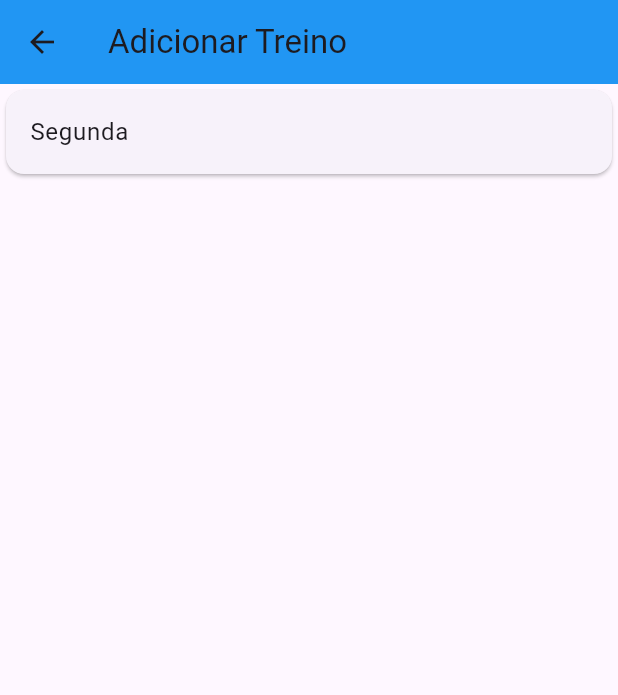
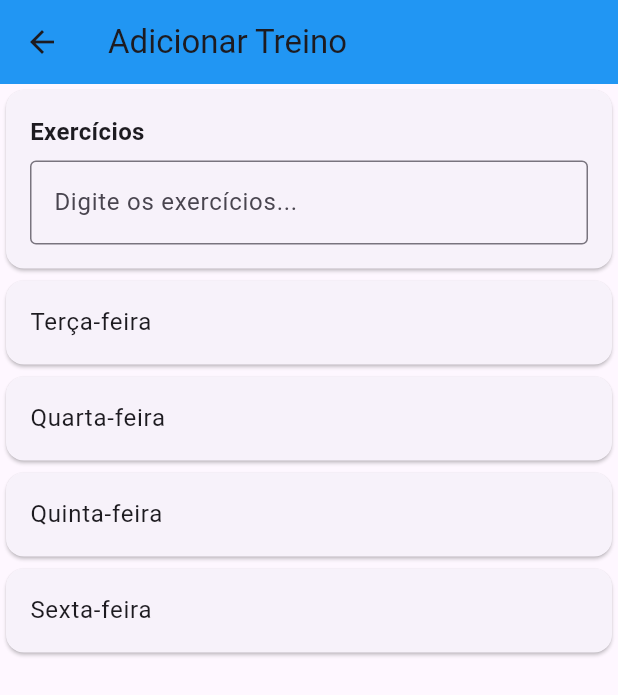
Before and after one commit to dallelaste0105/app_treino, a Flutter app: the screen it shows after launch, after a tap on the "add" icon, on a phone screen of 412 x 824 dp. Shown: the top 695 px of the screen. Run offline on Flutter 3.47's test engine with Material 3 defaults, Android fonts, the phone set to English and light mode, and no system bars.

Commit message:
commit
commit

```diff
--- a/app_treino/lib/add_treino.dart
+++ b/app_treino/lib/add_treino.dart
@@ -18,7 +18,40 @@ class _PaginaAddTreinoState extends State<PaginaAddTreino> {
         backgroundColor: Colors.blue,
         title: Text("Adicionar Treino"),
       ),
-      body: Card(child: ListTile(title: Text("Segunda"))),
+      body: ListView(
+        children: [
+          Container(
+            child: Card(
+              child: Padding(
+                padding: const EdgeInsets.all(16.0),
+                child: Column(
+                  crossAxisAlignment: CrossAxisAlignment.start,
+                  children: [
+                    Text(
+                      'Exercícios', // título do card
+                      style: TextStyle(
+                        fontSize: 16,
+                        fontWeight: FontWeight.bold,
+                      ),
+                    ),
+                    SizedBox(height: 8),
+                    TextField(
+                      decoration: InputDecoration(
+                        hintText: "Digite os exercícios...",
+                        border: OutlineInputBorder(),
+                      ),
+                    ),
+                  ],
+                ),
+              ),
+            ),
+          ),
+          Container(child: Card(child: ListTile(title: Text("Terça-feira")))),
+          Container(child: Card(child: ListTile(title: Text("Quarta-feira")))),
+          Container(child: Card(child: ListTile(title: Text("Quinta-feira")))),
+          Container(child: Card(child: ListTile(title: Text("Sexta-feira")))),
+        ],
+      ),
     );
   }
 }
--- a/app_treino/lib/main.dart
+++ b/app_treino/lib/main.dart
@@ -20,19 +20,34 @@ class _PaginaInicialState extends State<PaginaInicial> {
         leading: Icon(Icons.sports_gymnastics_rounded),
         actions: [IconButton(onPressed: () {}, icon: Text("Meus Treinos"))],
       ),
-      body: Center(
-        child: ListView(
-          children: [
-            Text("Status"),
-            Text("Status"),
-            Text("Status"),
-            Text("Status"),
-            Text("Status"),
-            Text("Status"),
-            Text("Status"),
-          ],
-        ),
+      body: ListView(
+        children: [
+          Container(
+            child: Center(
+              child: Text(
+                "STATUS",
+                style: TextStyle(fontSize: 20.0, fontWeight: FontWeight.bold),
+              ),
+            ),
+          ),
+          Container(
+            child: ListView(
+              children: [
+                Center(
+                  child: Text(
+                    "status",
+                    style: TextStyle(
+                      fontSize: 20.0,
+                      fontWeight: FontWeight.bold,
+                    ),
+                  ),
+                ),
+              ],
+            ),
+          ),
+        ],
       ),
+
       floatingActionButton: FloatingActionButton(
         backgroundColor: Colors.blue,
         onPressed: () {
```
